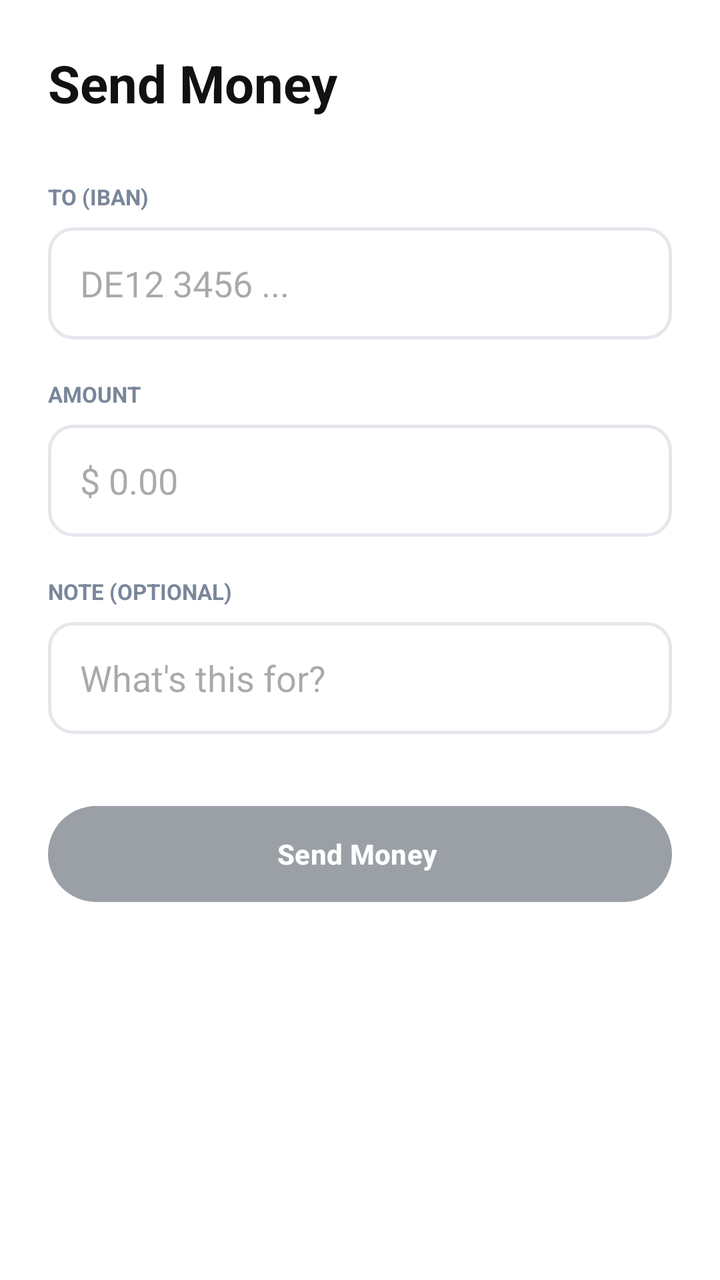
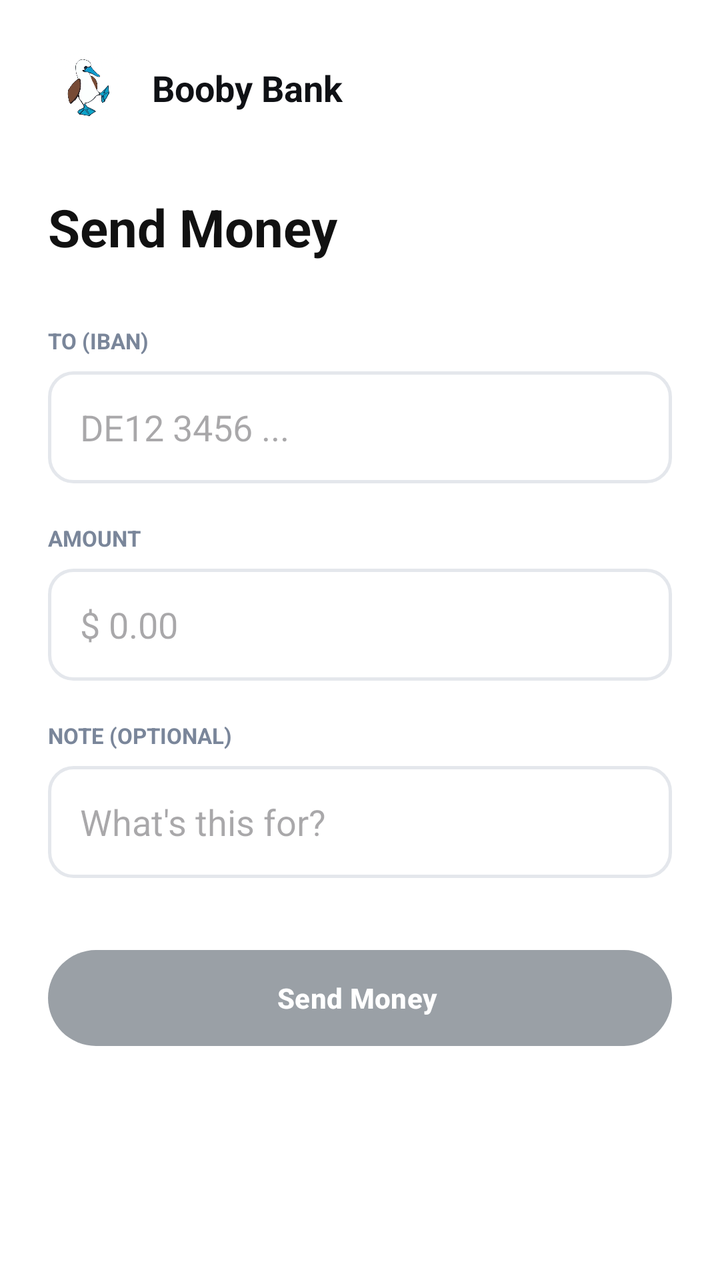

Screens rendered from an Android XML layout before and after an edit, with the pre-edit source and the edit as a unified diff.
<!-- AndroidManifest.xml: application theme Theme.YourBankApp -->
<!-- res/layout/fragment_transfer.xml -->
<?xml version="1.0" encoding="utf-8"?>
<LinearLayout xmlns:android="http://schemas.android.com/apk/res/android"
    xmlns:app="http://schemas.android.com/apk/res-auto"
    android:layout_width="match_parent"
    android:layout_height="match_parent"
    android:orientation="vertical"
    android:padding="24dp"
    android:background="@color/white">

    <TextView
        android:layout_width="wrap_content"
        android:layout_height="wrap_content"
        android:text="Send Money "
        android:textSize="26sp"
        android:textStyle="bold"
        android:textColor="@color/text_main"
        android:layout_marginBottom="32dp" />

    <TextView
        android:layout_width="wrap_content"
        android:layout_height="wrap_content"
        android:text="TO (IBAN)"
        android:textColor="@color/text_muted"
        android:textSize="11sp"
        android:textStyle="bold" />

    <EditText
        android:id="@+id/et_recipient_iban"
        android:layout_width="match_parent"
        android:layout_height="56dp"
        android:hint="DE12 3456 ..."
        android:background="@drawable/edittext_rounded_bg"
        android:paddingHorizontal="16dp"
        android:layout_marginTop="8dp"
        android:layout_marginBottom="20dp"
        android:importantForAutofill="no"
        android:inputType="text" />

    <TextView
        android:layout_width="wrap_content"
        android:layout_height="wrap_content"
        android:text="AMOUNT"
        android:textColor="@color/text_muted"
        android:textSize="11sp"
        android:textStyle="bold" />

    <EditText
        android:id="@+id/et_amount"
        android:layout_width="match_parent"
        android:layout_height="56dp"
        android:hint="$ 0.00"
        android:background="@drawable/edittext_rounded_bg"
        android:paddingHorizontal="16dp"
        android:layout_marginTop="8dp"
        android:layout_marginBottom="20dp"
        android:inputType="numberDecimal"
        android:importantForAutofill="no" />

    <TextView
        android:layout_width="wrap_content"
        android:layout_height="wrap_content"
        android:text="NOTE (OPTIONAL)"
        android:textColor="@color/text_muted"
        android:textSize="11sp"
        android:textStyle="bold" />

    <EditText
        android:id="@+id/et_purpose"
        android:layout_width="match_parent"
        android:layout_height="56dp"
        android:hint="What's this for? "
        android:background="@drawable/edittext_rounded_bg"
        android:paddingHorizontal="16dp"
        android:layout_marginTop="8dp"
        android:layout_marginBottom="32dp"
        android:importantForAutofill="no"
        android:inputType="text" />

    <com.google.android.material.button.MaterialButton
        android:id="@+id/btn_send_money"
        android:layout_width="match_parent"
        android:layout_height="56dp"
        android:text="Send Money "
        android:textColor="@color/white"
        android:textStyle="bold"
        app:backgroundTint="@color/btn_gray"
        app:cornerRadius="28dp" />

</LinearLayout>
<!-- resources referenced by this layout -->
<resources>
  <color name="btn_gray">#9AA0A6</color>
  <color name="text_main">#111111</color>
  <color name="text_muted">#7A869A</color>
  <color name="white">#FFFFFF</color>
  <!-- drawable edittext_rounded_bg (drawable) -->
  <?xml version="1.0" encoding="utf-8"?>
  <shape xmlns:android="http://schemas.android.com/apk/res/android"
      android:shape="rectangle">
      <solid android:color="#FFFFFF"/>
  
      <stroke
          android:width="1.5dp"
          android:color="#E4E7EC"/>
  
      <corners android:radius="12dp"/>
  </shape>
  <style name="Theme.YourBankApp" parent="Theme.Material3.DayNight.NoActionBar">
          
          <item name="colorPrimary">@color/bg_dark</item>
          <item name="colorOnPrimary">@color/white</item>
          
          <item name="colorSecondary">@color/card_light</item>
          <item name="colorOnSecondary">@color/text_main</item>
          
          <item name="android:statusBarColor">@color/white</item>
          <item name="android:windowLightStatusBar">true</item>
      </style>
  <color name="bg_dark">#0F1115</color>
  <color name="card_light">#F4F7FC</color>
</resources>

<!-- the commit's change to res/layout/fragment_transfer.xml (unified diff, before → after) -->
@@ -6,6 +6,30 @@
     android:orientation="vertical"
     android:padding="24dp"
     android:background="@color/white">
+
+    <RelativeLayout
+        android:layout_width="match_parent"
+        android:layout_height="wrap_content"
+        android:layout_marginBottom="32dp">
+
+        <ImageView
+            android:id="@+id/logo_icon_trans"
+            android:layout_width="40dp"
+            android:layout_height="40dp"
+            android:layout_alignParentStart="true"
+            android:src="@drawable/booby" />
+
+        <TextView
+            android:layout_width="wrap_content"
+            android:layout_height="wrap_content"
+            android:layout_toEndOf="@id/logo_icon_trans"
+            android:layout_centerVertical="true"
+            android:layout_marginStart="12dp"
+            android:text="@string/app_name"
+            android:textStyle="bold"
+            android:textColor="@color/bg_dark"
+            android:textSize="18sp" />
+    </RelativeLayout>
 
     <TextView
         android:layout_width="wrap_content"
<!-- resource entries referenced after the edit -->
@@ -4,6 +4,7 @@
   <color name="text_main">#111111</color>
   <color name="text_muted">#7A869A</color>
   <color name="white">#FFFFFF</color>
+  <!-- drawable booby: png bitmap (drawable, 149043 bytes) -->
   <!-- drawable edittext_rounded_bg (drawable) -->
   <?xml version="1.0" encoding="utf-8"?>
   <shape xmlns:android="http://schemas.android.com/apk/res/android"
@@ -16,6 +17,7 @@
   
       <corners android:radius="12dp"/>
   </shape>
+  <string name="app_name">Booby Bank</string>
   <style name="Theme.YourBankApp" parent="Theme.Material3.DayNight.NoActionBar">
           
           <item name="colorPrimary">@color/bg_dark</item>
